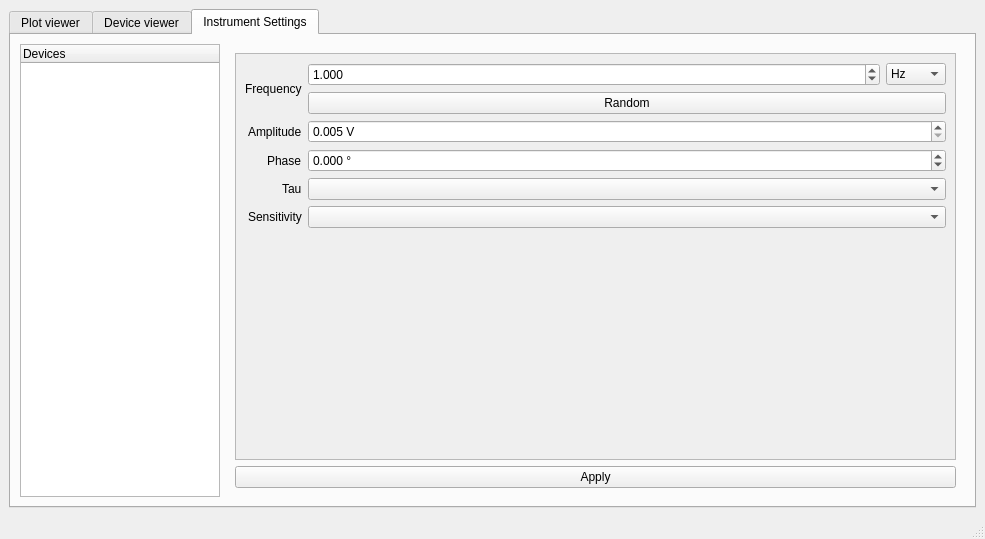
This is UI/mainwindow.ui in bgoblyos/pymeas-ng as Qt 5 draws it before an edit. The edited form follows.
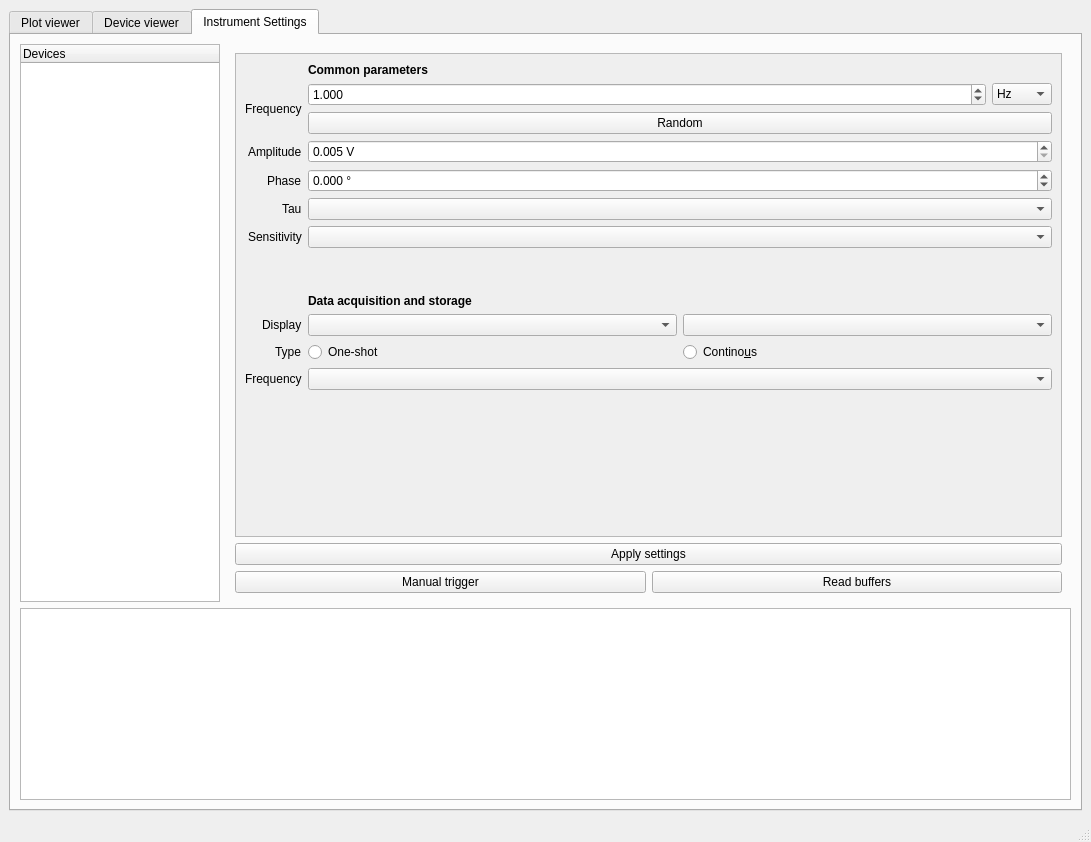
This is the edited form. The open tabs and pages were chosen to show the change. Custom widgets are drawn as their Qt base class.

Patch:
```diff
--- a/UI/mainwindow.ui
+++ b/UI/mainwindow.ui
@@ -6,15 +6,15 @@
    <rect>
     <x>0</x>
     <y>0</y>
-    <width>985</width>
-    <height>539</height>
+    <width>1091</width>
+    <height>842</height>
    </rect>
   </property>
   <property name="windowTitle">
    <string>MainWindow</string>
   </property>
   <widget class="QWidget" name="centralwidget">
-   <layout class="QHBoxLayout" name="horizontalLayout_2">
+   <layout class="QVBoxLayout" name="verticalLayout_2">
     <item>
      <widget class="QTabWidget" name="tabWidget_2">
       <property name="currentIndex">
@@ -26,7 +26,7 @@
        </attribute>
        <layout class="QVBoxLayout" name="verticalLayout_4">
         <item>
-         <layout class="QVBoxLayout" name="verticalLayout_2">
+         <layout class="QHBoxLayout" name="horizontalLayout_2">
           <item>
            <widget class="PlotWidget" name="graphWidget" native="true"/>
           </item>
@@ -84,6 +84,8 @@
        <attribute name="title">
         <string>Instrument Settings</string>
        </attribute>
+       <layout class="QVBoxLayout" name="verticalLayout_10">
+        <item>
        <layout class="QHBoxLayout" name="horizontalLayout_4">
         <item>
          <widget class="QTreeWidget" name="deviceSelectionTree">
@@ -131,8 +133,8 @@
                 <rect>
                  <x>0</x>
                  <y>0</y>
-                 <width>733</width>
-                 <height>401</height>
+                   <width>816</width>
+                   <height>566</height>
                 </rect>
                </property>
                <property name="sizePolicy">
@@ -151,7 +153,7 @@
                 <property name="formAlignment">
                  <set>Qt::AlignLeading|Qt::AlignLeft|Qt::AlignVCenter</set>
                 </property>
-                <item row="0" column="0">
+                  <item row="1" column="0">
                  <widget class="QLabel" name="label">
                   <property name="sizePolicy">
                    <sizepolicy hsizetype="Preferred" vsizetype="MinimumExpanding">
@@ -164,7 +166,7 @@
                   </property>
                  </widget>
                 </item>
-                <item row="0" column="1">
+                  <item row="1" column="1">
                  <layout class="QVBoxLayout" name="verticalLayout_5">
                   <item>
                    <layout class="QHBoxLayout" name="horizontalLayout_3">
@@ -234,14 +236,14 @@
                   </item>
                  </layout>
                 </item>
-                <item row="1" column="0">
+                  <item row="2" column="0">
                  <widget class="QLabel" name="label_2">
                   <property name="text">
                    <string>Amplitude</string>
                   </property>
                  </widget>
                 </item>
-                <item row="1" column="1">
+                  <item row="2" column="1">
                  <widget class="QDoubleSpinBox" name="genericLockInAmp">
                   <property name="suffix">
                    <string> V</string>
@@ -263,14 +265,14 @@
                   </property>
                  </widget>
                 </item>
-                <item row="2" column="0">
+                  <item row="3" column="0">
                  <widget class="QLabel" name="label_3">
                   <property name="text">
                    <string>Phase</string>
                   </property>
                  </widget>
                 </item>
-                <item row="2" column="1">
+                  <item row="3" column="1">
                  <widget class="QDoubleSpinBox" name="genericLockInPhase">
                   <property name="suffix">
                    <string> °</string>
@@ -286,27 +288,79 @@
                   </property>
                  </widget>
                 </item>
-                <item row="3" column="0">
+                  <item row="5" column="0">
                  <widget class="QLabel" name="label_5">
                   <property name="text">
                    <string>Tau</string>
                   </property>
                  </widget>
                 </item>
-                <item row="3" column="1">
+                  <item row="5" column="1">
                  <widget class="QComboBox" name="genericLockInTau"/>
                 </item>
-                <item row="4" column="0">
+                  <item row="7" column="0">
                  <widget class="QLabel" name="label_6">
                   <property name="text">
                    <string>Sensitivity</string>
                   </property>
                  </widget>
                 </item>
-                <item row="4" column="1">
+                  <item row="7" column="1">
                  <widget class="QComboBox" name="genericLockInSens"/>
                 </item>
-                <item row="5" column="0">
+                  <item row="9" column="0">
+                   <widget class="QLabel" name="label_10">
+                    <property name="text">
+                     <string>Display</string>
+                    </property>
+                   </widget>
+                  </item>
+                  <item row="9" column="1">
+                   <layout class="QHBoxLayout" name="horizontalLayout_6">
+                    <item>
+                     <widget class="QComboBox" name="genericLockInDisp1"/>
+                    </item>
+                    <item>
+                     <widget class="QComboBox" name="genericLockInDisp2"/>
+                    </item>
+                   </layout>
+                  </item>
+                  <item row="10" column="0">
+                   <widget class="QLabel" name="label_11">
+                    <property name="text">
+                     <string>&lt;html&gt;&lt;head/&gt;&lt;body&gt;&lt;p&gt;Type&lt;/p&gt;&lt;/body&gt;&lt;/html&gt;</string>
+                    </property>
+                   </widget>
+                  </item>
+                  <item row="10" column="1">
+                   <layout class="QHBoxLayout" name="horizontalLayout_7">
+                    <item>
+                     <widget class="QRadioButton" name="genericLockInAqOne">
+                      <property name="text">
+                       <string>One-shot</string>
+                      </property>
+                     </widget>
+                    </item>
+                    <item>
+                     <widget class="QRadioButton" name="genericLockInAqCont">
+                      <property name="text">
+                       <string>Contino&amp;us</string>
+                      </property>
+                     </widget>
+                    </item>
+                   </layout>
+                  </item>
+                  <item row="11" column="0">
+                   <widget class="QLabel" name="label_12">
+                    <property name="text">
+                     <string>&lt;html&gt;&lt;head/&gt;&lt;body&gt;&lt;p&gt;Frequency&lt;/p&gt;&lt;/body&gt;&lt;/html&gt;</string>
+                    </property>
+                   </widget>
+                  </item>
+                  <item row="11" column="1">
+                   <widget class="QComboBox" name="genericLockInMeasurementFreq"/>
+                  </item>
+                  <item row="12" column="0">
                  <spacer name="verticalSpacer">
                   <property name="orientation">
                    <enum>Qt::Vertical</enum>
@@ -319,16 +373,52 @@
                   </property>
                  </spacer>
                 </item>
+                  <item row="0" column="1">
+                   <widget class="QLabel" name="label_14">
+                    <property name="text">
+                     <string>&lt;html&gt;&lt;head/&gt;&lt;body&gt;&lt;p&gt;&lt;span style=&quot; font-weight:700;&quot;&gt;Common parameters&lt;/span&gt;&lt;/p&gt;&lt;/body&gt;&lt;/html&gt;</string>
+                    </property>
+                   </widget>
+                  </item>
+                  <item row="8" column="1">
+                   <widget class="QLabel" name="label_13">
+                    <property name="text">
+                     <string>&lt;html&gt;&lt;head/&gt;&lt;body&gt;&lt;p&gt;&lt;br/&gt;&lt;/p&gt;&lt;p&gt;&lt;span style=&quot; font-weight:700;&quot;&gt;Data acquisition and storage&lt;/span&gt;&lt;/p&gt;&lt;/body&gt;&lt;/html&gt;</string>
+                    </property>
+                   </widget>
+                  </item>
                </layout>
               </widget>
              </widget>
             </item>
+              <item>
+               <layout class="QVBoxLayout" name="verticalLayout_9">
             <item>
              <widget class="QPushButton" name="genericLockInApplyButton">
               <property name="text">
-               <string>Apply</string>
-              </property>
-             </widget>
+                   <string>Apply settings</string>
+                  </property>
+                 </widget>
+                </item>
+                <item>
+                 <layout class="QHBoxLayout" name="horizontalLayout_8">
+                  <item>
+                   <widget class="QPushButton" name="genericLockInTriggerButton">
+                    <property name="text">
+                     <string>Manual trigger</string>
+                    </property>
+                   </widget>
+                  </item>
+                  <item>
+                   <widget class="QPushButton" name="genericLockInBufferReadButton">
+                    <property name="text">
+                     <string>Read buffers</string>
+                    </property>
+                   </widget>
+                  </item>
+                 </layout>
+                </item>
+               </layout>
             </item>
            </layout>
           </widget>
@@ -401,6 +491,18 @@
             </item>
            </layout>
           </widget>
+           </widget>
+          </item>
+         </layout>
+        </item>
+        <item>
+         <widget class="QPlainTextEdit" name="settingsLogBox">
+          <property name="sizePolicy">
+           <sizepolicy hsizetype="Expanding" vsizetype="Preferred">
+            <horstretch>0</horstretch>
+            <verstretch>0</verstretch>
+           </sizepolicy>
+          </property>
          </widget>
         </item>
        </layout>
```
Left out of the diff: 39 changed lines with no effect on the pictures. Lines whose indentation alone changed are shown as unchanged.
